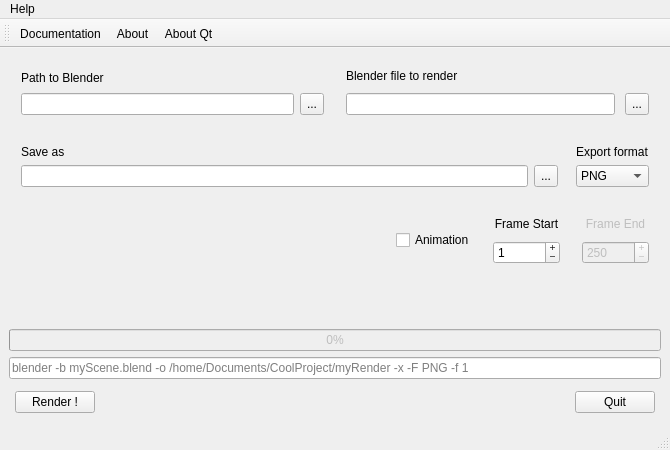
Qt form mainwindow.ui (Nesakko/BlenderRender) before a commit.
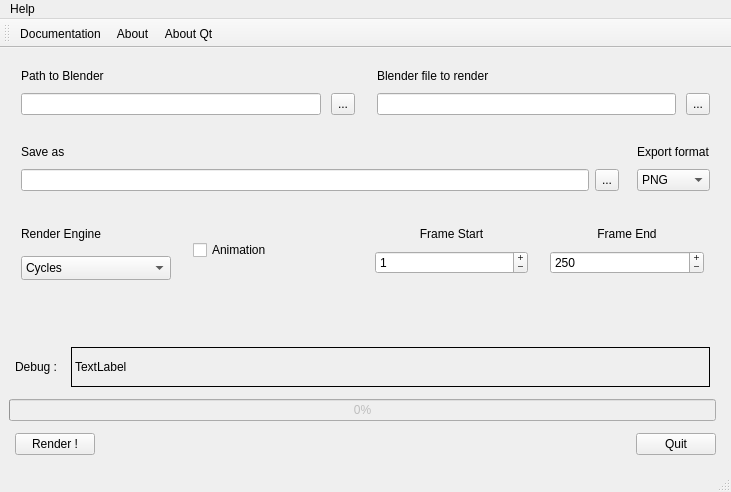
The same form after that commit.

What changed in the file:
```diff
--- a/mainwindow.ui
+++ b/mainwindow.ui
@@ -6,14 +6,14 @@
    <rect>
     <x>0</x>
     <y>0</y>
-    <width>670</width>
-    <height>450</height>
+    <width>731</width>
+    <height>492</height>
    </rect>
   </property>
   <property name="minimumSize">
    <size>
-    <width>670</width>
-    <height>450</height>
+    <width>731</width>
+    <height>492</height>
    </size>
   </property>
   <property name="windowTitle">
@@ -29,282 +29,8 @@
    <bool>true</bool>
   </property>
   <widget class="QWidget" name="centralwidget">
-   <layout class="QGridLayout" name="gridLayout_4">
-    <item row="2" column="0">
-     <spacer name="horizontalSpacer_2">
-      <property name="orientation">
-       <enum>Qt::Horizontal</enum>
-      </property>
-      <property name="sizeHint" stdset="0">
-       <size>
-        <width>40</width>
-        <height>20</height>
-       </size>
-      </property>
-     </spacer>
-    </item>
-    <item row="2" column="2">
-     <layout class="QHBoxLayout" name="horizontalLayout_3">
-      <property name="spacing">
-       <number>10</number>
-      </property>
-      <property name="leftMargin">
-       <number>6</number>
-      </property>
-      <property name="topMargin">
-       <number>6</number>
-      </property>
-      <property name="rightMargin">
-       <number>6</number>
-      </property>
-      <property name="bottomMargin">
-       <number>6</number>
-      </property>
-      <item>
-       <layout class="QVBoxLayout" name="verticalLayout_3">
-        <property name="leftMargin">
-         <number>6</number>
-        </property>
-        <property name="topMargin">
-         <number>6</number>
-        </property>
-        <property name="rightMargin">
-         <number>6</number>
-        </property>
-        <property name="bottomMargin">
-         <number>6</number>
-        </property>
-        <item>
-         <widget class="QLabel" name="label_2">
-          <property name="text">
-           <string>Frame Start</string>
-          </property>
-          <property name="alignment">
-           <set>Qt::AlignCenter</set>
-          </property>
-          <property name="wordWrap">
-           <bool>false</bool>
-          </property>
-          <property name="textInteractionFlags">
-           <set>Qt::LinksAccessibleByMouse</set>
-          </property>
-         </widget>
-        </item>
-        <item>
-         <widget class="QSpinBox" name="frameStart">
-          <property name="minimumSize">
-           <size>
-            <width>0</width>
-            <height>0</height>
-           </size>
-          </property>
-          <property name="toolTip">
-           <string>&lt;html&gt;&lt;head/&gt;&lt;body&gt;&lt;p&gt;Corresponds to the start frame to render for an animation&lt;/p&gt;&lt;p&gt;or defines the frame to render in case of single image render.&lt;/p&gt;&lt;/body&gt;&lt;/html&gt;</string>
-          </property>
-          <property name="whatsThis">
-           <string>&lt;html&gt;&lt;head/&gt;&lt;body&gt;&lt;p&gt;Corresponds to the start frame to render for an animation&lt;/p&gt;&lt;p&gt;or defines the frame to render in case of single image render.&lt;/p&gt;&lt;/body&gt;&lt;/html&gt;</string>
-          </property>
-          <property name="buttonSymbols">
-           <enum>QAbstractSpinBox::PlusMinus</enum>
-          </property>
-          <property name="maximum">
-           <number>100000</number>
-          </property>
-          <property name="value">
-           <number>1</number>
-          </property>
-          <property name="displayIntegerBase">
-           <number>10</number>
-          </property>
-         </widget>
-        </item>
-       </layout>
-      </item>
-      <item>
-       <layout class="QVBoxLayout" name="verticalLayout_2">
-        <property name="leftMargin">
-         <number>6</number>
-        </property>
-        <property name="topMargin">
-         <number>6</number>
-        </property>
-        <property name="rightMargin">
-         <number>6</number>
-        </property>
-        <property name="bottomMargin">
-         <number>6</number>
-        </property>
-        <item>
-         <widget class="QLabel" name="label_4">
-          <property name="enabled">
-           <bool>false</bool>
-          </property>
-          <property name="text">
-           <string>Frame End</string>
-          </property>
-          <property name="alignment">
-           <set>Qt::AlignCenter</set>
-          </property>
-          <property name="wordWrap">
-           <bool>false</bool>
-          </property>
-          <property name="textInteractionFlags">
-           <set>Qt::LinksAccessibleByMouse</set>
-          </property>
-         </widget>
-        </item>
-        <item>
-         <widget class="QSpinBox" name="frameEnd">
-          <property name="enabled">
-           <bool>false</bool>
-          </property>
-          <property name="minimumSize">
-           <size>
-            <width>0</width>
-            <height>0</height>
-           </size>
-          </property>
-          <property name="toolTip">
-           <string>&lt;html&gt;&lt;head/&gt;&lt;body&gt;&lt;p&gt;Corresponds to the last frame to render for an animation&lt;/p&gt;&lt;/body&gt;&lt;/html&gt;</string>
-          </property>
-          <property name="whatsThis">
-           <string>&lt;html&gt;&lt;head/&gt;&lt;body&gt;&lt;p&gt;Corresponds to the last frame to render for an animation&lt;/p&gt;&lt;/body&gt;&lt;/html&gt;</string>
-          </property>
-          <property name="buttonSymbols">
-           <enum>QAbstractSpinBox::PlusMinus</enum>
-          </property>
-          <property name="maximum">
-           <number>100000</number>
-          </property>
-          <property name="value">
-           <number>250</number>
-          </property>
-          <property name="displayIntegerBase">
-           <number>10</number>
-          </property>
-         </widget>
-        </item>
-       </layout>
-      </item>
-     </layout>
-    </item>
-    <item row="3" column="2">
-     <spacer name="verticalSpacer">
-      <property name="orientation">
-       <enum>Qt::Vertical</enum>
-      </property>
-      <property name="sizeType">
-       <enum>QSizePolicy::MinimumExpanding</enum>
-      </property>
-      <property name="sizeHint" stdset="0">
-       <size>
-        <width>20</width>
-        <height>10</height>
-       </size>
-      </property>
-     </spacer>
-    </item>
-    <item row="2" column="1">
-     <widget class="QCheckBox" name="checkBox">
-      <property name="enabled">
-       <bool>true</bool>
-      </property>
-      <property name="toolTip">
-       <string>&lt;html&gt;&lt;head/&gt;&lt;body&gt;&lt;p&gt;Check if you want to launch an animation rendering&lt;/p&gt;&lt;/body&gt;&lt;/html&gt;</string>
-      </property>
-      <property name="whatsThis">
-       <string>&lt;html&gt;&lt;head/&gt;&lt;body&gt;&lt;p&gt;Check if you want to launch an animation rendering&lt;/p&gt;&lt;/body&gt;&lt;/html&gt;</string>
-      </property>
-      <property name="text">
-       <string>Animation</string>
-      </property>
-     </widget>
-    </item>
-    <item row="6" column="0" colspan="3">
-     <layout class="QHBoxLayout" name="horizontalLayout_2">
-      <property name="leftMargin">
-       <number>6</number>
-      </property>
-      <property name="topMargin">
-       <number>6</number>
-      </property>
-      <property name="rightMargin">
-       <number>6</number>
-      </property>
-      <property name="bottomMargin">
-       <number>6</number>
-      </property>
-      <item>
-       <widget class="QPushButton" name="renderButton">
-        <property name="maximumSize">
-         <size>
-          <width>150</width>
-          <height>32</height>
-         </size>
-        </property>
-        <property name="text">
-         <string>Render !</string>
-        </property>
-        <property name="autoDefault">
-         <bool>false</bool>
-        </property>
-        <property name="default">
-         <bool>false</bool>
-        </property>
-       </widget>
-      </item>
-      <item>
-       <spacer name="horizontalSpacer">
-        <property name="orientation">
-         <enum>Qt::Horizontal</enum>
-        </property>
-        <property name="sizeHint" stdset="0">
-         <size>
-          <width>40</width>
-          <height>20</height>
-         </size>
-        </property>
-       </spacer>
-      </item>
-      <item>
-       <widget class="QPushButton" name="closeButton">
-        <property name="maximumSize">
-         <size>
-          <width>150</width>
-          <height>32</height>
-         </size>
-        </property>
-        <property name="text">
-         <string>Quit</string>
-        </property>
-       </widget>
-      </item>
-     </layout>
-    </item>
-    <item row="5" column="0" colspan="3">
-     <widget class="QLineEdit" name="CommandLineInput">
-      <property name="text">
-       <string/>
-      </property>
-      <property name="placeholderText">
-       <string>blender -b myScene.blend -o /home/Documents/CoolProject/myRender -x -F PNG -f 1</string>
-      </property>
-     </widget>
-    </item>
-    <item row="4" column="0" colspan="3">
-     <widget class="QProgressBar" name="progressBar">
-      <property name="enabled">
-       <bool>false</bool>
-      </property>
-      <property name="value">
-       <number>0</number>
-      </property>
-      <property name="format">
-       <string>%p%</string>
-      </property>
-     </widget>
-    </item>
-    <item row="0" column="0" colspan="3">
+   <layout class="QGridLayout" name="gridLayout_6">
+    <item row="0" column="0" colspan="2">
      <layout class="QHBoxLayout" name="horizontalLayout">
       <property name="spacing">
        <number>10</number>
@@ -336,7 +62,7 @@
          <number>6</number>
         </property>
         <property name="spacing">
-         <number>6</number>
+         <number>10</number>
         </property>
         <item row="1" column="1">
          <widget class="QToolButton" name="BlenderPathSelect">
@@ -381,6 +107,9 @@
         <property name="bottomMargin">
          <number>6</number>
         </property>
+        <property name="spacing">
+         <number>10</number>
+        </property>
         <item row="0" column="0">
          <widget class="QLabel" name="label">
           <property name="text">
@@ -408,7 +137,7 @@
       </item>
      </layout>
     </item>
-    <item row="1" column="0" colspan="3">
+    <item row="1" column="0" colspan="2">
      <layout class="QHBoxLayout" name="horizontalLayout_4">
       <property name="leftMargin">
        <number>6</number>
@@ -436,9 +165,12 @@
         <property name="bottomMargin">
          <number>6</number>
         </property>
-        <property name="spacing">
+        <property name="horizontalSpacing">
          <number>6</number>
         </property>
+        <property name="verticalSpacing">
+         <number>10</number>
+        </property>
         <item row="1" column="0">
          <widget class="QLineEdit" name="SaveRender"/>
         </item>
@@ -466,6 +198,9 @@
       </item>
       <item>
        <layout class="QVBoxLayout" name="verticalLayout">
+        <property name="spacing">
+         <number>10</number>
+        </property>
         <property name="leftMargin">
          <number>6</number>
         </property>
@@ -535,6 +270,405 @@
       </item>
      </layout>
     </item>
+    <item row="2" column="0" colspan="2">
+     <layout class="QHBoxLayout" name="horizontalLayout_3">
+      <property name="spacing">
+       <number>10</number>
+      </property>
+      <property name="leftMargin">
+       <number>6</number>
+      </property>
+      <property name="topMargin">
+       <number>6</number>
+      </property>
+      <property name="rightMargin">
+       <number>6</number>
+      </property>
+      <property name="bottomMargin">
+       <number>6</number>
+      </property>
+      <item>
+       <layout class="QVBoxLayout" name="verticalLayout_4">
+        <property name="spacing">
+         <number>10</number>
+        </property>
+        <property name="leftMargin">
+         <number>6</number>
+        </property>
+        <property name="topMargin">
+         <number>6</number>
+        </property>
+        <property name="rightMargin">
+         <number>6</number>
+        </property>
+        <property name="bottomMargin">
+         <number>6</number>
+        </property>
+        <item>
+         <widget class="QLabel" name="label_7">
+          <property name="text">
+           <string>Render Engine</string>
+          </property>
+         </widget>
+        </item>
+        <item>
+         <widget class="QComboBox" name="RenderEngine">
+          <property name="minimumSize">
+           <size>
+            <width>0</width>
+            <height>0</height>
+           </size>
+          </property>
+          <property name="maximumSize">
+           <size>
+            <width>150</width>
+            <height>32</height>
+           </size>
+          </property>
+          <item>
+           <property name="text">
+            <string>Cycles</string>
+           </property>
+          </item>
+          <item>
+           <property name="text">
+            <string>EEVEE</string>
+           </property>
+          </item>
+          <item>
+           <property name="text">
+            <string>Workbench</string>
+           </property>
+          </item>
+         </widget>
+        </item>
+       </layout>
+      </item>
+      <item>
+       <layout class="QGridLayout" name="gridLayout_4">
+        <property name="leftMargin">
+         <number>6</number>
+        </property>
+        <property name="topMargin">
+         <number>6</number>
+        </property>
+        <property name="rightMargin">
+         <number>6</number>
+        </property>
+        <property name="bottomMargin">
+         <number>6</number>
+        </property>
+        <property name="spacing">
+         <number>10</number>
+        </property>
+        <item row="0" column="2">
+         <layout class="QVBoxLayout" name="verticalLayout_2">
+          <property name="spacing">
+           <number>10</number>
+          </property>
+          <property name="leftMargin">
+           <number>6</number>
+          </property>
+          <property name="topMargin">
+           <number>6</number>
+          </property>
+          <property name="rightMargin">
+           <number>6</number>
+          </property>
+          <property name="bottomMargin">
+           <number>6</number>
+          </property>
+          <item>
+           <widget class="QLabel" name="label_4">
+            <property name="enabled">
+             <bool>true</bool>
+            </property>
+            <property name="text">
+             <string>Frame End</string>
+            </property>
+            <property name="alignment">
+             <set>Qt::AlignCenter</set>
+            </property>
+            <property name="wordWrap">
+             <bool>false</bool>
+            </property>
+            <property name="textInteractionFlags">
+             <set>Qt::LinksAccessibleByMouse</set>
+            </property>
+           </widget>
+          </item>
+          <item>
+           <widget class="QSpinBox" name="frameEnd">
+            <property name="enabled">
+             <bool>true</bool>
+            </property>
+            <property name="minimumSize">
+             <size>
+              <width>0</width>
+              <height>0</height>
+             </size>
+            </property>
+            <property name="toolTip">
+             <string>&lt;html&gt;&lt;head/&gt;&lt;body&gt;&lt;p&gt;Corresponds to the last frame to render for an animation&lt;/p&gt;&lt;/body&gt;&lt;/html&gt;</string>
+            </property>
+            <property name="whatsThis">
+             <string>&lt;html&gt;&lt;head/&gt;&lt;body&gt;&lt;p&gt;Corresponds to the last frame to render for an animation&lt;/p&gt;&lt;/body&gt;&lt;/html&gt;</string>
+            </property>
+            <property name="buttonSymbols">
+             <enum>QAbstractSpinBox::PlusMinus</enum>
+            </property>
+            <property name="maximum">
+             <number>100000</number>
+            </property>
+            <property name="value">
+             <number>250</number>
+            </property>
+            <property name="displayIntegerBase">
+             <number>10</number>
+            </property>
+           </widget>
+          </item>
+         </layout>
+        </item>
+        <item row="0" column="0">
+         <widget class="QCheckBox" name="checkBox">
+          <property name="enabled">
+           <bool>true</bool>
+          </property>
+          <property name="toolTip">
+           <string>&lt;html&gt;&lt;head/&gt;&lt;body&gt;&lt;p&gt;Check if you want to launch an animation rendering&lt;/p&gt;&lt;/body&gt;&lt;/html&gt;</string>
+          </property>
+          <property name="whatsThis">
+           <string>&lt;html&gt;&lt;head/&gt;&lt;body&gt;&lt;p&gt;Check if you want to launch an animation rendering&lt;/p&gt;&lt;/body&gt;&lt;/html&gt;</string>
+          </property>
+          <property name="text">
+           <string>Animation</string>
+          </property>
+         </widget>
+        </item>
+        <item row="0" column="1">
+         <layout class="QGridLayout" name="gridLayout_5">
+          <property name="leftMargin">
+           <number>6</number>
+          </property>
+          <property name="topMargin">
+           <number>6</number>
+          </property>
+          <property name="rightMargin">
+           <number>6</number>
+          </property>
+          <property name="bottomMargin">
+           <number>6</number>
+          </property>
+          <property name="spacing">
+           <number>10</number>
+          </property>
+          <item row="0" column="0">
+           <widget class="QLabel" name="label_2">
+            <property name="text">
+             <string>Frame Start</string>
+            </property>
+            <property name="alignment">
+             <set>Qt::AlignCenter</set>
+            </property>
+            <property name="wordWrap">
+             <bool>false</bool>
+            </property>
+            <property name="textInteractionFlags">
+             <set>Qt::LinksAccessibleByMouse</set>
+            </property>
+           </widget>
+          </item>
+          <item row="1" column="0">
+           <widget class="QSpinBox" name="frameStart">
+            <property name="minimumSize">
+             <size>
+              <width>0</width>
+              <height>0</height>
+             </size>
+            </property>
+            <property name="toolTip">
+             <string>&lt;html&gt;&lt;head/&gt;&lt;body&gt;&lt;p&gt;Corresponds to the start frame to render for an animation&lt;/p&gt;&lt;p&gt;or defines the frame to render in case of single image render.&lt;/p&gt;&lt;/body&gt;&lt;/html&gt;</string>
+            </property>
+            <property name="whatsThis">
+             <string>&lt;html&gt;&lt;head/&gt;&lt;body&gt;&lt;p&gt;Corresponds to the start frame to render for an animation&lt;/p&gt;&lt;p&gt;or defines the frame to render in case of single image render.&lt;/p&gt;&lt;/body&gt;&lt;/html&gt;</string>
+            </property>
+            <property name="buttonSymbols">
+             <enum>QAbstractSpinBox::PlusMinus</enum>
+            </property>
+            <property name="maximum">
+             <number>100000</number>
+            </property>
+            <property name="value">
+             <number>1</number>
+            </property>
+            <property name="displayIntegerBase">
+             <number>10</number>
+            </property>
+           </widget>
+          </item>
+         </layout>
+        </item>
+       </layout>
+      </item>
+     </layout>
+    </item>
+    <item row="4" column="0">
+     <layout class="QHBoxLayout" name="horizontalLayout_5">
+      <property name="spacing">
+       <number>10</number>
+      </property>
+      <property name="leftMargin">
+       <number>6</number>
+      </property>
+      <property name="topMargin">
+       <number>6</number>
+      </property>
+      <property name="rightMargin">
+       <number>6</number>
+      </property>
+      <property name="bottomMargin">
+       <number>6</number>
+      </property>
+      <item>
+       <widget class="QLabel" name="label_9">
+        <property name="sizePolicy">
+         <sizepolicy hsizetype="Maximum" vsizetype="Preferred">
+          <horstretch>0</horstretch>
+          <verstretch>0</verstretch>
+         </sizepolicy>
+        </property>
+        <property name="text">
+         <string>Debug : </string>
+        </property>
+       </widget>
+      </item>
+      <item>
+       <widget class="QLabel" name="CommandLine">
+        <property name="sizePolicy">
+         <sizepolicy hsizetype="MinimumExpanding" vsizetype="Fixed">
+          <horstretch>0</horstretch>
+          <verstretch>0</verstretch>
+         </sizepolicy>
+        </property>
+        <property name="minimumSize">
+         <size>
+          <width>32</width>
+          <height>40</height>
+         </size>
+        </property>
+        <property name="frameShape">
+         <enum>QFrame::Box</enum>
+        </property>
+        <property name="frameShadow">
+         <enum>QFrame::Plain</enum>
+        </property>
+        <property name="midLineWidth">
+         <number>0</number>
+        </property>
+        <property name="text">
+         <string>TextLabel</string>
+        </property>
+        <property name="textInteractionFlags">
+         <set>Qt::LinksAccessibleByMouse|Qt::TextSelectableByKeyboard|Qt::TextSelectableByMouse</set>
+        </property>
+       </widget>
+      </item>
+     </layout>
+    </item>
+    <item row="5" column="0">
+     <widget class="QProgressBar" name="progressBar">
+      <property name="enabled">
+       <bool>false</bool>
+      </property>
+      <property name="value">
+       <number>0</number>
+      </property>
+      <property name="format">
+       <string>%p%</string>
+      </property>
+     </widget>
+    </item>
+    <item row="6" column="0" colspan="2">
+     <layout class="QHBoxLayout" name="horizontalLayout_2">
+      <property name="spacing">
+       <number>10</number>
+      </property>
+      <property name="leftMargin">
+       <number>6</number>
+      </property>
+      <property name="topMargin">
+       <number>6</number>
+      </property>
+      <property name="rightMargin">
+       <number>6</number>
+      </property>
+      <property name="bottomMargin">
+       <number>6</number>
+      </property>
+      <item>
+       <widget class="QPushButton" name="renderButton">
+        <property name="maximumSize">
+         <size>
+          <width>150</width>
+          <height>32</height>
+         </size>
+        </property>
+        <property name="text">
+         <string>Render !</string>
+        </property>
+        <property name="autoDefault">
+         <bool>false</bool>
+        </property>
+        <property name="default">
+         <bool>false</bool>
+        </property>
+       </widget>
+      </item>
+      <item>
+       <spacer name="horizontalSpacer">
+        <property name="orientation">
+         <enum>Qt::Horizontal</enum>
+        </property>
+        <property name="sizeHint" stdset="0">
+         <size>
+          <width>40</width>
+          <height>20</height>
+         </size>
+        </property>
+       </spacer>
+      </item>
+      <item>
+       <widget class="QPushButton" name="closeButton">
+        <property name="maximumSize">
+         <size>
+          <width>150</width>
+          <height>32</height>
+         </size>
+        </property>
+        <property name="text">
+         <string>Quit</string>
+        </property>
+       </widget>
+      </item>
+     </layout>
+    </item>
+    <item row="3" column="0">
+     <spacer name="verticalSpacer">
+      <property name="orientation">
+       <enum>Qt::Vertical</enum>
+      </property>
+      <property name="sizeType">
+       <enum>QSizePolicy::MinimumExpanding</enum>
+      </property>
+      <property name="sizeHint" stdset="0">
+       <size>
+        <width>20</width>
+        <height>10</height>
+       </size>
+      </property>
+     </spacer>
+    </item>
    </layout>
   </widget>
   <widget class="QMenuBar" name="menubar">
@@ -542,7 +676,7 @@
     <rect>
      <x>0</x>
      <y>0</y>
-     <width>670</width>
+     <width>731</width>
      <height>23</height>
     </rect>
    </property>
```
Left out of the diff: 10 changed lines with no effect on the pictures.
